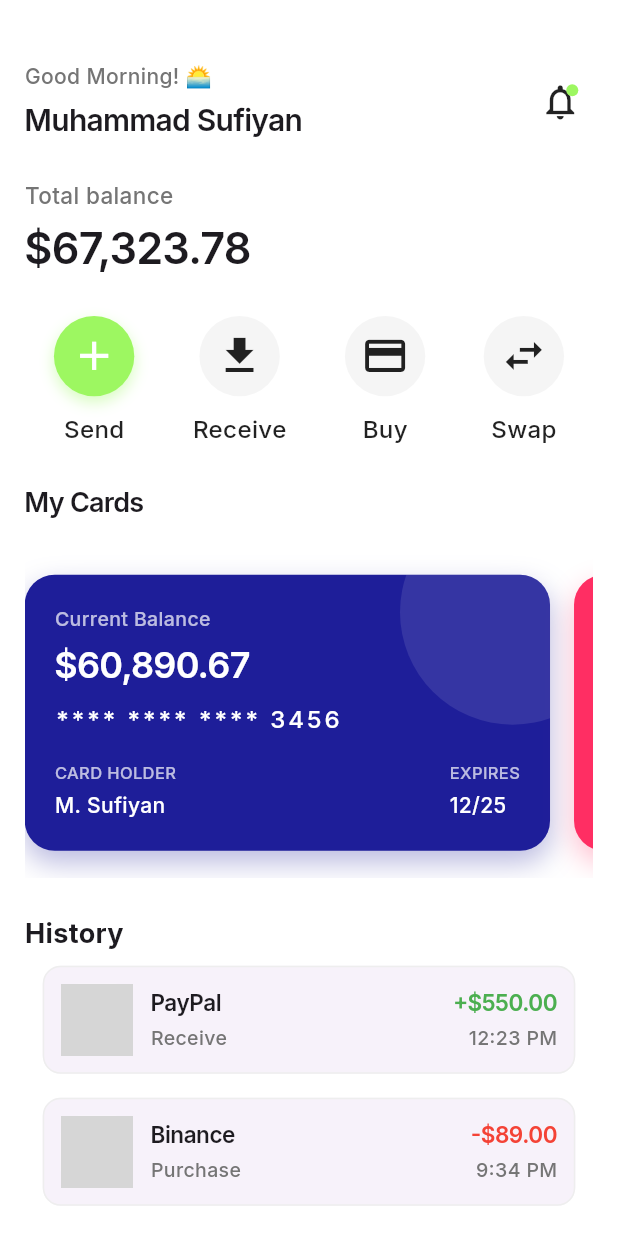
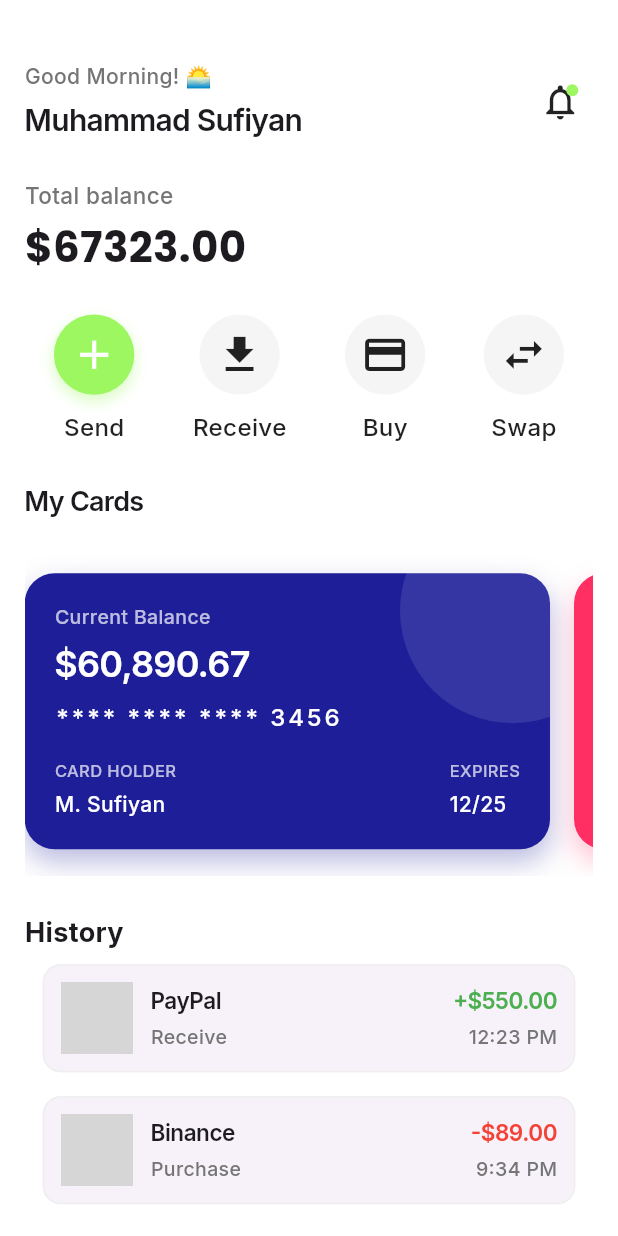
Before and after one commit to 31SUFI/Modern-Wallet-App, a Flutter app: the screen it shows after launch, on a phone screen of 412 x 824 dp. Run offline on Flutter 3.47's test engine with Material 3 defaults, Android fonts, the phone set to English and light mode, and no system bars; our stand-ins replace google_fonts, lottie; network calls fail; grey boxes are pictures that could not be loaded.

Commit message:
Implement WalletProvider for state management and balance tracking

```diff
--- /dev/null
+++ b/lib/features/wallet/presentation/providers/wallet_provider.dart
@@ -0,0 +1,21 @@
+import 'package:flutter/foundation.dart';
+import 'package:flutter/material.dart';
+import 'package:intl/intl.dart';
+
+class WalletProvider extends ChangeNotifier {
+  double _balance = 67323.00;
+
+  String get formattedBalance => NumberFormat('#,##0.00').format(_balance);
+
+  double get balance => _balance;
+
+  void deductAmount(double amount) {
+    _balance -= amount;
+    notifyListeners();
+  }
+
+  void addAmount(double amount) {
+    _balance += amount;
+    notifyListeners();
+  }
+}
--- a/lib/features/wallet/presentation/screens/home_screen.dart
+++ b/lib/features/wallet/presentation/screens/home_screen.dart
@@ -6,6 +6,9 @@ import '../widgets/transaction_item.dart';
 import '../widgets/card_item.dart';
 import '../screens/send_money_screen.dart';
 import '../../domain/models/card_model.dart';
+import 'package:provider/provider.dart';
+import '../providers/wallet_provider.dart';
+import 'package:google_fonts/google_fonts.dart';
 
 class HomeScreen extends StatelessWidget {
   const HomeScreen({Key? key}) : super(key: key);
@@ -33,6 +36,8 @@ class HomeScreen extends StatelessWidget {
 
   @override
   Widget build(BuildContext context) {
+    return Consumer<WalletProvider>(
+      builder: (context, walletProvider, child) {
         final size = MediaQuery.of(context).size;
 
         return AnimatedPage(
@@ -115,11 +120,10 @@ class HomeScreen extends StatelessWidget {
                         ),
                         const SizedBox(height: 4),
                         Text(
-                      '\$67,323.78',
-                      style: TextStyle(
-                        fontSize: size.width * 0.07,
-                        fontWeight: FontWeight.w600,
-                        letterSpacing: -0.5,
+                          '\$${walletProvider.balance.toStringAsFixed(2)}',
+                          style: GoogleFonts.poppins(
+                            fontSize: 28,
+                            fontWeight: FontWeight.bold,
                           ),
                         ),
                       ],
@@ -139,7 +143,8 @@ class HomeScreen extends StatelessWidget {
                             onTap: () => Navigator.push(
                               context,
                               MaterialPageRoute(
-                            builder: (context) => SendMoneyScreen(cards: cards),
+                                builder: (context) =>
+                                    SendMoneyScreen(cards: cards),
                               ),
                             ),
                             size: size.width * 0.13,
@@ -241,5 +246,7 @@ class HomeScreen extends StatelessWidget {
             ),
           ),
         );
+      },
+    );
   }
 }
--- a/lib/features/wallet/presentation/screens/send_money_screen.dart
+++ b/lib/features/wallet/presentation/screens/send_money_screen.dart
@@ -204,9 +204,9 @@ class SendMoneyScreenContent extends StatelessWidget {
                             context,
                             MaterialPageRoute(
                               builder: (context) => PaymentSuccessScreen(
-                                amount: provider.amount,
-                                recipientName:
-                                    'Daniel', // Using the selected contact name
+                                amount: double.parse(
+                                    provider.amount.replaceAll(',', '')),
+                                recipientName: 'Daniel',
                               ),
                             ),
                           );
```
Also changed, not shown: lib/features/wallet/presentation/screens/payment_success_screen.dart (+8 -1 lines), lib/main.dart (+8 -1 lines). Lines whose indentation alone changed are shown as unchanged.
